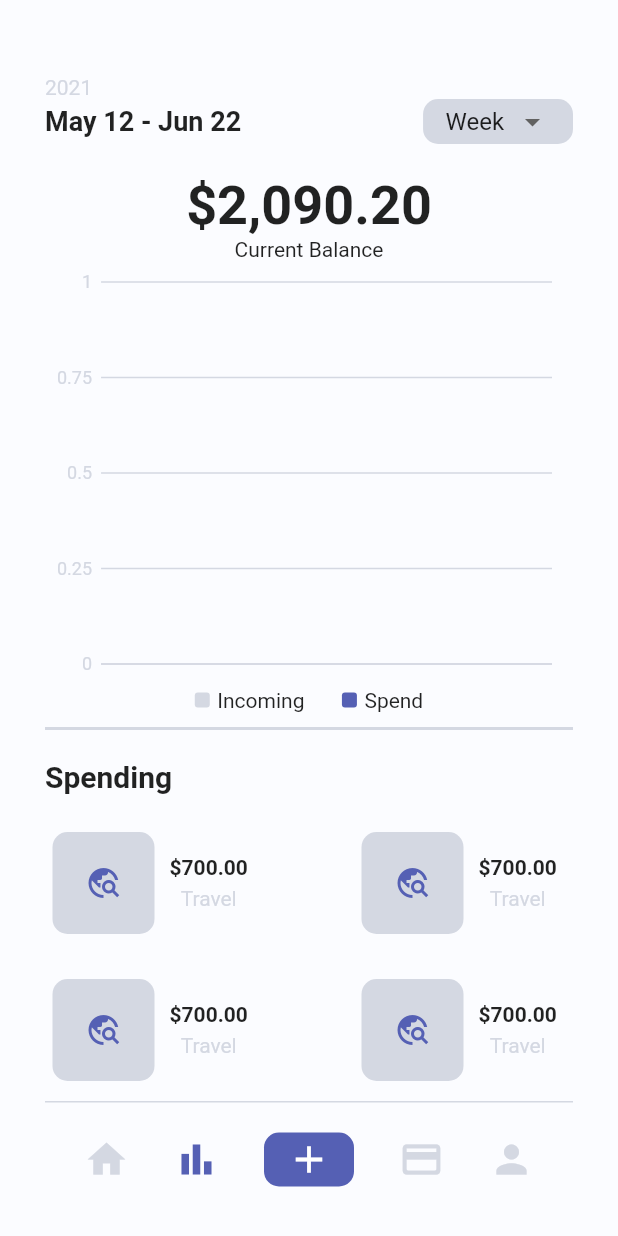
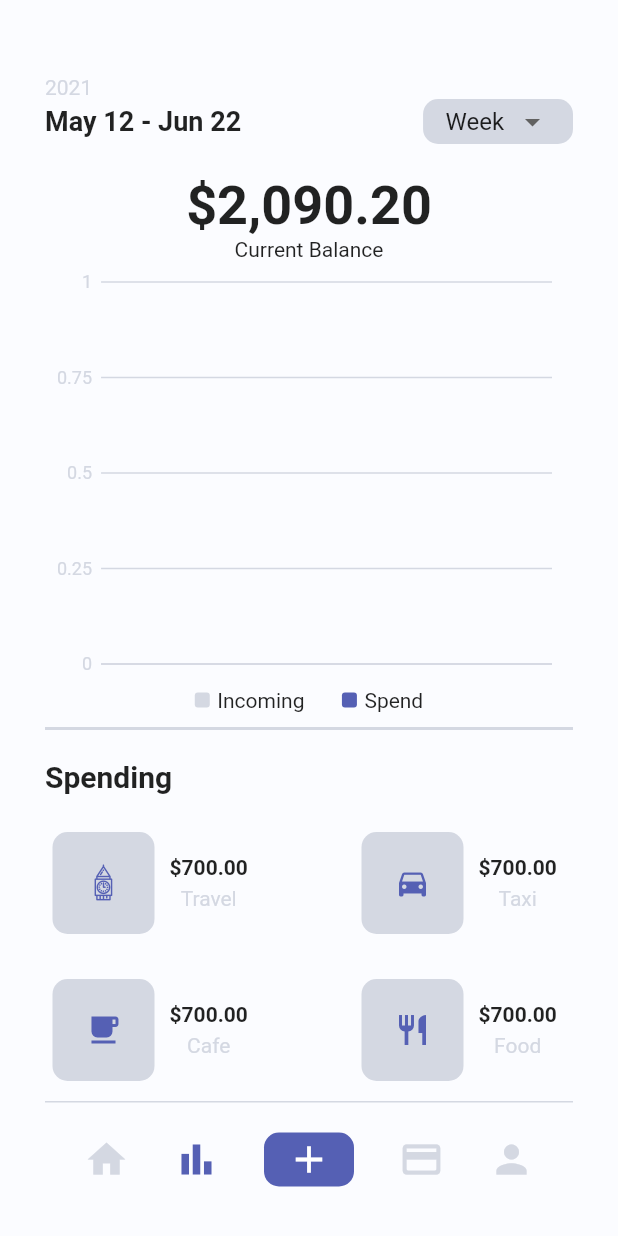
Before and after one commit to Perception12/flutter_banking_ui, a Flutter app: the screen it shows after launch, on a phone screen of 412 x 824 dp. Run offline on Flutter 3.47's test engine with Material 2 defaults, Android fonts, the light colour scheme and no system bars; our stand-ins replace charts_flutter.

Commit message:
add custom icons

```diff
--- /dev/null
+++ b/lib/presentation/custom_icons_icons.dart
@@ -0,0 +1,25 @@
+/// Flutter icons CustomIcons
+/// Copyright (C) 2021 by original authors @ fluttericon.com, fontello.com
+/// This font was generated by FlutterIcon.com, which is derived from Fontello.
+///
+/// To use this font, place it in your fonts/ directory and include the
+/// following in your pubspec.yaml
+///
+/// flutter:
+///   fonts:
+///    - family:  CustomIcons
+///      fonts:
+///       - asset: fonts/CustomIcons.ttf
+///
+///
+///
+import 'package:flutter/widgets.dart';
+
+class CustomIcons {
+  CustomIcons._();
+
+  static const _kFontFam = 'CustomIcons';
+  static const String? _kFontPkg = null;
+
+  static const IconData big_ben_svgrepo_com = IconData(0xe800, fontFamily: _kFontFam, fontPackage: _kFontPkg);
+}
--- /dev/null
+++ b/lib/screens/components/barchart_legend.dart
@@ -0,0 +1,60 @@
+import 'package:flutter/material.dart';
+import '../../colors.dart' as color;
+
+class BarChartLegend extends StatelessWidget {
+  const BarChartLegend({Key? key}) : super(key: key);
+
+  @override
+  Widget build(BuildContext context) {
+    return Column(children: [
+      const SizedBox(
+        height: 10,
+      ),
+      SizedBox(
+        child: Row(
+          mainAxisAlignment: MainAxisAlignment.center,
+          children: [
+            SizedBox(
+              child: Row(
+                children: [
+                  Container(
+                    width: 10,
+                    height: 10,
+                    decoration: BoxDecoration(
+                      color: color.AppColor.greyColor,
+                      borderRadius: const BorderRadius.all(
+                        Radius.circular(2),
+                      ),
+                    ),
+                  ),
+                  const SizedBox(width: 5),
+                  const Text("Incoming"),
+                ],
+              ),
+            ),
+            const SizedBox(width: 25),
+            SizedBox(
+              child: Row(
+                children: [
+                  Container(
+                    width: 10,
+                    height: 10,
+                    decoration: BoxDecoration(
+                      color: color.AppColor.primaryColor,
+                      borderRadius: const BorderRadius.all(
+                        Radius.circular(2),
+                      ),
+                    ),
+                  ),
+                  const SizedBox(width: 5),
+                  const Text("Spend"),
+                ],
+              ),
+            ),
+          ],
+        ),
+      ),
+      const SizedBox(height: 10),
+    ]);
+  }
+}
--- /dev/null
+++ b/lib/screens/components/piechart_legend.dart
@@ -0,0 +1,11 @@
+import 'package:flutter/material.dart';
+import '../../colors.dart' as color;
+
+class PieChartLegend extends StatelessWidget {
+  const PieChartLegend({Key? key}) : super(key: key);
+
+  @override
+  Widget build(BuildContext context) {
+    return Container();
+  }
+}
--- a/lib/screens/statistics_page.dart
+++ b/lib/screens/statistics_page.dart
@@ -1,6 +1,9 @@
 import 'dart:convert';
 
 import 'package:flutter/material.dart';
+import 'package:flutter_banking_ui/presentation/custom_icons_icons.dart';
+import 'package:flutter_banking_ui/screens/components/barchart_legend.dart';
+import 'package:flutter_banking_ui/screens/components/piechart_legend.dart';
 import 'package:intl/intl.dart';
 import 'dart:ui';
 import '../colors.dart' as color;
@@ -121,54 +124,7 @@ class _StatisticsPageState extends State<StatisticsPage> {
               height: MediaQuery.of(context).size.height / 3,
               child: period == 'Week' ? BarChart(data: data) : const PieChart(),
             ),
-            const SizedBox(
-              height: 10,
-            ),
-            SizedBox(
-              child: Row(
-                mainAxisAlignment: MainAxisAlignment.center,
-                children: [
-                  SizedBox(
-                    child: Row(
-                      children: [
-                        Container(
-                          width: 10,
-                          height: 10,
-                          decoration: BoxDecoration(
-                            color: color.AppColor.greyColor,
-                            borderRadius: const BorderRadius.all(
-                              Radius.circular(2),
-                            ),
-                          ),
-                        ),
-                        const SizedBox(width: 5),
-                        const Text("Incoming"),
-                      ],
-                    ),
-                  ),
-                  const SizedBox(width: 25),
-                  SizedBox(
-                    child: Row(
-                      children: [
-                        Container(
-                          width: 10,
-                          height: 10,
-                          decoration: BoxDecoration(
-                            color: color.AppColor.primaryColor,
-                            borderRadius: const BorderRadius.all(
-                              Radius.circular(2),
-                            ),
-                          ),
-                        ),
-                        const SizedBox(width: 5),
-                        const Text("Spend"),
-                      ],
-                    ),
-                  ),
-                ],
-              ),
-            ),
-            const SizedBox(height: 10),
+            period == 'Week' ? const BarChartLegend() : const PieChartLegend(),
             Container(
               height: 2,
               color: color.AppColor.greyColor,
@@ -187,16 +143,16 @@ class _StatisticsPageState extends State<StatisticsPage> {
                 Purchase(
                   name: "Travel",
                   icon: Icon(
-                    Icons.travel_explore,
+                    CustomIcons.big_ben_svgrepo_com,
                     color: color.AppColor.primaryColor,
                   ),
                   price: 700.00,
                 ),
                 const SizedBox(width: 60),
                 Purchase(
-                  name: "Travel",
+                  name: "Taxi",
                   icon: Icon(
-                    Icons.travel_explore,
+                    Icons.directions_car,
                     color: color.AppColor.primaryColor,
                   ),
                   price: 700.00,
@@ -207,18 +163,18 @@ class _StatisticsPageState extends State<StatisticsPage> {
             Row(
               children: [
                 Purchase(
-                  name: "Travel",
+                  name: "Cafe",
                   icon: Icon(
-                    Icons.travel_explore,
+                    Icons.local_cafe,
                     color: color.AppColor.primaryColor,
                   ),
                   price: 700.00,
                 ),
                 Expanded(child: Container()),
                 Purchase(
-                  name: "Travel",
+                  name: "Food",
                   icon: Icon(
-                    Icons.travel_explore,
+                    Icons.restaurant,
                     color: color.AppColor.primaryColor,
                   ),
                   price: 700.00,
--- a/pubspec.yaml
+++ b/pubspec.yaml
@@ -36,6 +36,7 @@ dependencies:
   # Use with the CupertinoIcons class for iOS style icons.
   cupertino_icons: ^1.0.2
   charts_flutter: ^0.12.0
+  material_design_icons_flutter: ^5.0.6595
 
 dev_dependencies:
   flutter_test:
@@ -58,6 +59,11 @@ flutter:
   # included with your application, so that you can use the icons in
   # the material Icons class.
   uses-material-design: true
+  fonts:
+    - family:  CustomIcons
+    - fonts:
+      - asset: fonts/CustomIcons.ttf
+
 
   # To add assets to your application, add an assets section, like this:
   assets:
```
Also changed, not shown: fonts/CustomIcons.ttf (added), pubspec.lock.
